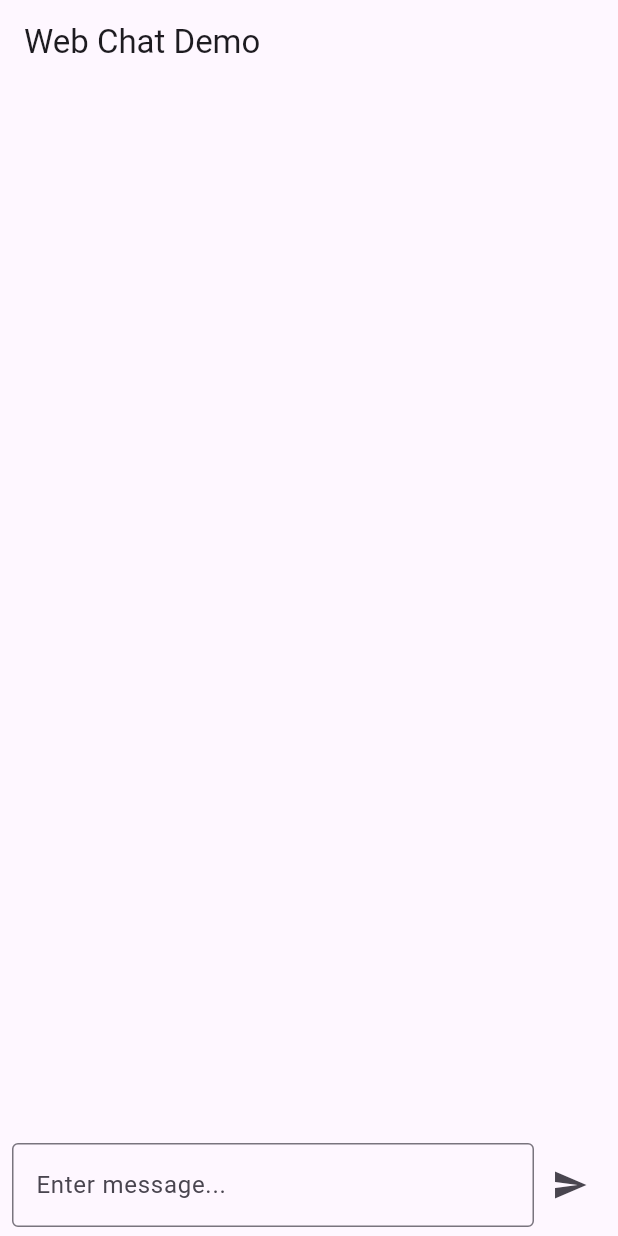
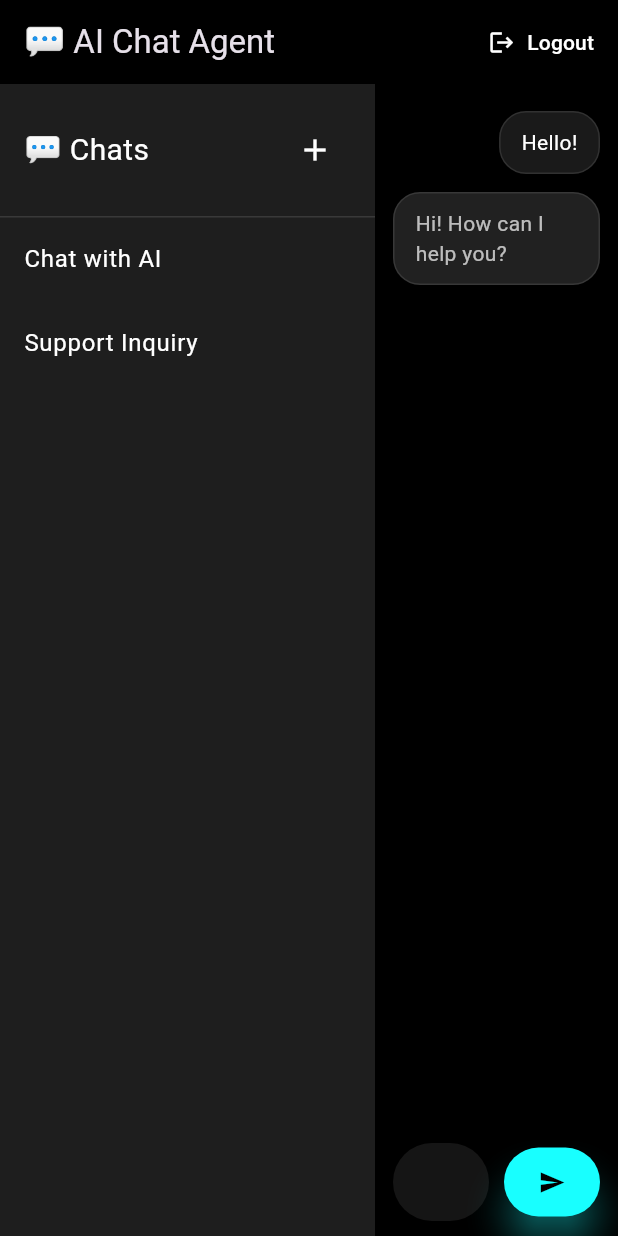
Before and after one commit to safaIocod/ai_chat_agent, a Flutter app: the screen it shows after launch, on a phone screen of 412 x 824 dp. Run offline on Flutter 3.47's test engine with Material 3 defaults, Android fonts, the phone set to English and light mode, and no system bars.

Commit message:
Implement initial setup for AI Chat Agent with Firebase Hosting integration

```diff
--- a/lib/main.dart
+++ b/lib/main.dart
@@ -1,119 +1,16 @@
+import 'package:ai_chat_agent/screens/chat_screen.dart';
 import 'package:flutter/material.dart';
 
-void main() {
-  runApp(ChatWebApp());
-}
+void main() => runApp(ChatWebApp());
 
 class ChatWebApp extends StatelessWidget {
   @override
   Widget build(BuildContext context) {
     return MaterialApp(
-      title: 'Flutter Web Chat Demo',
-      theme: ThemeData(primarySwatch: Colors.blue),
+      title: 'AI Chat Agent',
+      theme: ThemeData.dark(),
       home: ChatScreen(),
       debugShowCheckedModeBanner: false,
     );
   }
 }
-
-class ChatScreen extends StatefulWidget {
-  @override
-  _ChatScreenState createState() => _ChatScreenState();
-}
-
-class _ChatScreenState extends State<ChatScreen> {
-  final TextEditingController _controller = TextEditingController();
-  final List<_Message> _messages = [];
-
-  void _sendMessage(String text) {
-    if (text.trim().isEmpty) return;
-
-    setState(() {
-      _messages.add(_Message(text: text, isUser: true));
-    });
-
-    _controller.clear();
-
-    _simulateApiResponse(text);
-  }
-
-  void _simulateApiResponse(String userMessage) async {
-    await Future.delayed(Duration(seconds: 1)); // Simulated API delay
-
-    String botResponse = _getBotResponse(userMessage);
-
-    setState(() {
-      _messages.add(_Message(text: botResponse, isUser: false));
-    });
-  }
-
-  String _getBotResponse(String message) {
-    // Simulated simple response logic
-    if (message.toLowerCase().contains('hello'))
-      return "Hi there! How can I help you?";
-    if (message.toLowerCase().contains('help'))
-      return "Sure, I can help you. What do you need?";
-    return "I'm just a demo bot 🤖";
-  }
-
-  @override
-  Widget build(BuildContext context) {
-    return Scaffold(
-      appBar: AppBar(title: Text("Web Chat Demo")),
-      body: Column(
-        children: [
-          Expanded(
-            child: ListView.builder(
-              padding: EdgeInsets.all(8),
-              itemCount: _messages.length,
-              itemBuilder: (context, index) {
-                final msg = _messages[index];
-                return Align(
-                  alignment:
-                      msg.isUser ? Alignment.centerRight : Alignment.centerLeft,
-                  child: Container(
-                    padding: EdgeInsets.symmetric(vertical: 10, horizontal: 14),
-                    margin: EdgeInsets.symmetric(vertical: 4),
-                    decoration: BoxDecoration(
-                      color: msg.isUser ? Colors.blue[200] : Colors.grey[300],
-                      borderRadius: BorderRadius.circular(12),
-                    ),
-                    child: Text(msg.text),
-                  ),
-                );
-              },
-            ),
-          ),
-          Padding(
-            padding: const EdgeInsets.symmetric(horizontal: 8.0, vertical: 6.0),
-            child: Row(
-              children: [
-                Expanded(
-                  child: TextField(
-                    controller: _controller,
-                    onSubmitted: _sendMessage,
-                    decoration: InputDecoration(
-                      hintText: 'Enter message...',
-                      border: OutlineInputBorder(),
-                    ),
-                  ),
-                ),
-                IconButton(
-                  icon: Icon(Icons.send),
-                  onPressed: () => _sendMessage(_controller.text),
-                ),
-              ],
-            ),
-          ),
-        ],
-      ),
-    );
-  }
-}
-
-class _Message {
-  final String text;
-  final bool isUser;
-
-  _Message({required this.text, required this.isUser});
-}
--- /dev/null
+++ b/lib/screens/chat_screen.dart
@@ -0,0 +1,288 @@
+import 'package:ai_chat_agent/screens/login_screen.dart';
+import 'package:ai_chat_agent/widgets/futuristic_textfiled.dart';
+import 'package:flutter/material.dart';
+
+class ChatScreen extends StatefulWidget {
+  @override
+  _ChatScreenState createState() => _ChatScreenState();
+}
+
+class ChatSession {
+  final String id;
+  final String title;
+  final List<_Message> messages;
+
+  ChatSession({required this.id, required this.title, required this.messages});
+}
+
+class _ChatScreenState extends State<ChatScreen> {
+  final TextEditingController _controller = TextEditingController();
+  final ScrollController _scrollController = ScrollController();
+
+  List<ChatSession> _chatSessions = [];
+  ChatSession? _activeSession;
+
+  @override
+  void initState() {
+    super.initState();
+    _loadDummySessions();
+  }
+
+  void _loadDummySessions() {
+    // Simulated "API" response
+    _chatSessions = [
+      ChatSession(
+        id: '1',
+        title: 'Chat with AI',
+        messages: [
+          _Message(text: 'Hello!', isUser: true),
+          _Message(text: 'Hi! How can I help you?', isUser: false),
+        ],
+      ),
+      ChatSession(
+        id: '2',
+        title: 'Support Inquiry',
+        messages: [
+          _Message(text: 'I need help', isUser: true),
+          _Message(text: 'Sure, I am here to assist.', isUser: false),
+        ],
+      ),
+    ];
+
+    setState(() {
+      _activeSession = _chatSessions.first;
+    });
+  }
+
+  void _createNewChat() {
+    final newSession = ChatSession(
+      id: DateTime.now().millisecondsSinceEpoch.toString(),
+      title: 'New Chat ${_chatSessions.length + 1}',
+      messages: [],
+    );
+    setState(() {
+      _chatSessions.insert(0, newSession);
+      _activeSession = newSession;
+    });
+  }
+
+  void _sendMessage(String text) {
+    if (text.trim().isEmpty || _activeSession == null) return;
+
+    setState(() {
+      _activeSession!.messages.add(_Message(text: text, isUser: true));
+    });
+
+    _controller.clear();
+    _scrollToBottom();
+    _simulateApiResponse(text);
+  }
+
+  void _simulateApiResponse(String userMessage) async {
+    await Future.delayed(Duration(seconds: 1));
+    String botResponse = _getBotResponse(userMessage);
+    setState(() {
+      _activeSession!.messages.add(_Message(text: botResponse, isUser: false));
+    });
+    _scrollToBottom();
+  }
+
+  String _getBotResponse(String message) {
+    if (message.toLowerCase().contains('hello'))
+      return "👋 Hi there! How can I help you?";
+    if (message.toLowerCase().contains('help'))
+      return "🛠️ Sure, what do you need help with?";
+    return "🤖 I'm a demo AI, but I'm here to chat!";
+  }
+
+  void _scrollToBottom() {
+    Future.delayed(Duration(milliseconds: 100), () {
+      _scrollController.animateTo(
+        _scrollController.position.maxScrollExtent,
+        duration: Duration(milliseconds: 300),
+        curve: Curves.easeOut,
+      );
+    });
+  }
+
+  @override
+  Widget build(BuildContext context) {
+    return Scaffold(
+      backgroundColor: Colors.black,
+      appBar: AppBar(
+        title: const Text("💬 AI Chat Agent"),
+        backgroundColor: Colors.black,
+        elevation: 0,
+        actions: [
+          TextButton.icon(
+            onPressed: () {
+              navigateWithoutAnimation(context, LoginPage());
+            },
+            icon: const Icon(Icons.logout, color: Colors.white),
+            label: const Text("Logout", style: TextStyle(color: Colors.white)),
+          ),
+        ],
+      ),
+      body: Row(
+        children: [
+          /// ✅ Sidebar (Like ChatGPT)
+          Container(
+            width: 250,
+            color: const Color(0xFF1E1E1E),
+            child: Column(
+              children: [
+                Container(
+                  padding: const EdgeInsets.symmetric(
+                    horizontal: 16,
+                    vertical: 20,
+                  ),
+                  decoration: const BoxDecoration(
+                    border: Border(bottom: BorderSide(color: Colors.white12)),
+                  ),
+                  child: Row(
+                    mainAxisAlignment: MainAxisAlignment.spaceBetween,
+                    children: [
+                      const Text(
+                        "💬 Chats",
+                        style: TextStyle(color: Colors.white, fontSize: 20),
+                      ),
+                      IconButton(
+                        icon: const Icon(Icons.add, color: Colors.white),
+                        onPressed: _createNewChat,
+                      ),
+                    ],
+                  ),
+                ),
+                Expanded(
+                  child: ListView.builder(
+                    itemCount: _chatSessions.length,
+                    itemBuilder: (context, index) {
+                      final chat = _chatSessions[index];
+                      return ListTile(
+                        title: Text(
+                          chat.title,
+                          style: const TextStyle(color: Colors.white),
+                        ),
+                        selected: _activeSession?.id == chat.id,
+                        selectedTileColor: Colors.white10,
+                        onTap: () {
+                          setState(() {
+                            _activeSession = chat;
+                          });
+                          _scrollToBottom();
+                        },
+                      );
+                    },
+                  ),
+                ),
+              ],
+            ),
+          ),
+
+          /// ✅ Main Chat Area
+          Expanded(
+            child: Column(
+              children: [
+                Expanded(
+                  child: ListView.builder(
+                    controller: _scrollController,
+                    padding: const EdgeInsets.all(12),
+                    itemCount: _activeSession?.messages.length ?? 0,
+                    itemBuilder: (context, index) {
+                      final msg = _activeSession!.messages[index];
+                      return Align(
+                        alignment:
+                            msg.isUser
+                                ? Alignment.centerRight
+                                : Alignment.centerLeft,
+                        child: Container(
+                          padding: const EdgeInsets.symmetric(
+                            vertical: 10,
+                            horizontal: 14,
+                          ),
+                          margin: const EdgeInsets.symmetric(vertical: 6),
+                          decoration: BoxDecoration(
+                            color:
+                                msg.isUser ? Colors.white10 : Colors.grey[900],
+                            borderRadius: BorderRadius.circular(18),
+                            border: Border.all(color: Colors.white10),
+                          ),
+                          child: Text(
+                            msg.text,
+                            style: TextStyle(
+                              color: msg.isUser ? Colors.white : Colors.white70,
+                            ),
+                          ),
+                        ),
+                      );
+                    },
+                  ),
+                ),
+                Padding(
+                  padding: const EdgeInsets.symmetric(
+                    horizontal: 12,
+                    vertical: 10,
+                  ),
+                  child: Row(
+                    children: [
+                      Expanded(
+                        child: TextField(
+                          controller: _controller,
+                          onSubmitted: _sendMessage,
+                          style: const TextStyle(color: Colors.white),
+                          decoration: InputDecoration(
+                            filled: true,
+                            fillColor: const Color.fromARGB(
+                              255,
+                              70,
+                              69,
+                              69,
+                            ).withOpacity(0.3),
+                            hintText: "Type something...",
+                            hintStyle: const TextStyle(color: Colors.white60),
+                            border: OutlineInputBorder(
+                              borderRadius: BorderRadius.circular(30),
+                              borderSide: BorderSide.none,
+                            ),
+                            contentPadding: const EdgeInsets.symmetric(
+                              horizontal: 20,
+                              vertical: 14,
+                            ),
+                          ),
+                        ),
+                      ),
+                      const SizedBox(width: 10),
+                      ElevatedButton(
+                        onPressed: () => _sendMessage(_controller.text),
+                        style: ElevatedButton.styleFrom(
+                          padding: const EdgeInsets.symmetric(
+                            horizontal: 20,
+                            vertical: 14,
+                          ),
+                          backgroundColor: Colors.cyanAccent,
+                          foregroundColor: Colors.black,
+                          shape: RoundedRectangleBorder(
+                            borderRadius: BorderRadius.circular(30),
+                          ),
+                          shadowColor: Colors.cyanAccent,
+                          elevation: 10,
+                        ),
+                        child: const Icon(Icons.send),
+                      ),
+                    ],
+                  ),
+                ),
+              ],
+            ),
+          ),
+        ],
+      ),
+    );
+  }
+}
+
+class _Message {
+  final String text;
+  final bool isUser;
+  _Message({required this.text, required this.isUser});
+}
```
Also changed, not shown: lib/screens/login_screen.dart (added, +70 -0 lines), lib/screens/sign_up_screen.dart (added, +74 -0 lines), lib/widgets/futuristic_textfiled.dart (added, +89 -0 lines), firebase.json (added), 5 other files.
